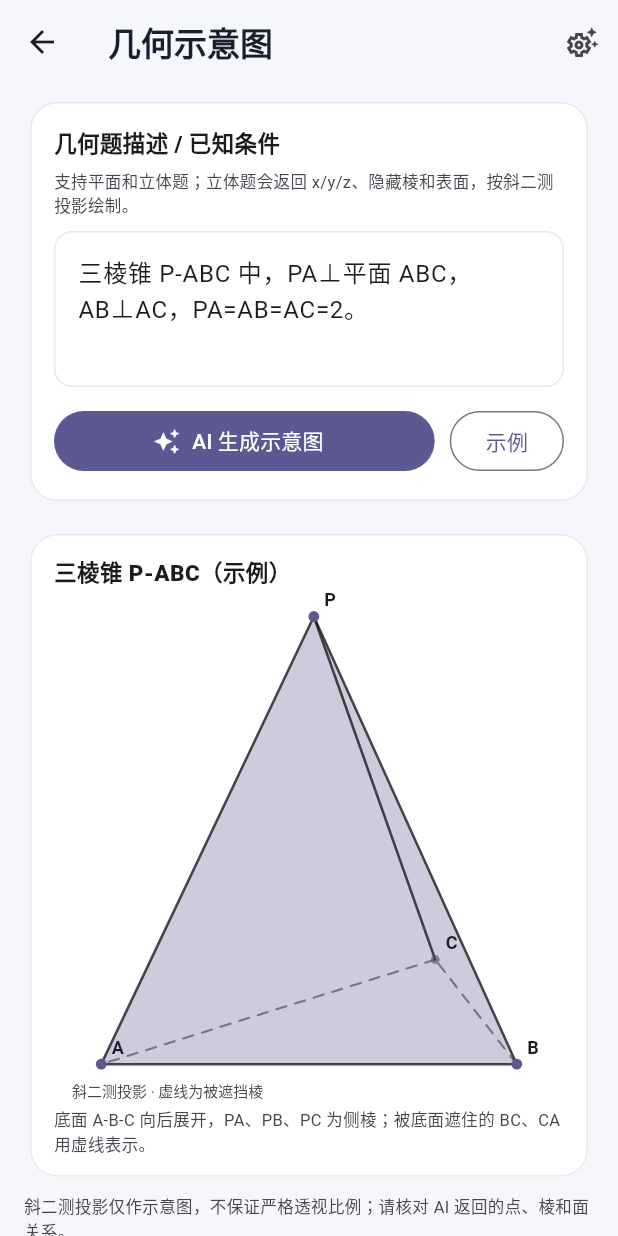
After one commit to wnsnnnmwlls/math_warehouse, a Flutter app: the GeometrySketchPage screen opened directly, after a tap on "AI 生成示意图", after a tap on "示例", on a phone screen of 412 x 824 dp. The commit adds this screen. Run offline on Flutter 3.47's test engine with Material 3 defaults, Android fonts, the phone set to English and light mode, and no system bars; our stand-ins replace file_picker, flutter_secure_storage, share_plus, shared_preferences; accounts and stored records are empty; network calls fail.

Commit message:
Add mobile 3D geometry sketch

```diff
--- a/mobile/lib/main.dart
+++ b/mobile/lib/main.dart
@@ -9,6 +9,7 @@ import 'package:shared_preferences/shared_preferences.dart';
 import 'ai/ai_settings_page.dart';
 import 'data/question_store.dart';
 import 'math/function_graph_page.dart';
+import 'math/geometry_sketch_page.dart';
 import 'models/question.dart';
 import 'paper/manual_paper_page.dart';
 import 'paper/paper_page.dart';
@@ -1399,6 +1400,16 @@ class SettingsPage extends StatelessWidget {
                 ),
                 const Divider(height: 1),
                 ListTile(
+                  leading: const Icon(Icons.category_outlined),
+                  title: const Text('几何示意图 / AI 3D'),
+                  subtitle: const Text('平面图与立体斜二测示意图'),
+                  trailing: const Icon(Icons.chevron_right),
+                  onTap: () => Navigator.of(context).push(
+                    MaterialPageRoute(builder: (_) => const GeometrySketchPage()),
+                  ),
+                ),
+                const Divider(height: 1),
+                ListTile(
                   leading: const Icon(Icons.auto_awesome_outlined),
                   title: const Text('AI 供应商配置'),
                   subtitle: const Text('API 地址、模型、密钥与连接测试'),
@@ -1425,7 +1436,7 @@ class SettingsPage extends StatelessWidget {
           const SizedBox(height: 16),
           Center(
             child: Text(
-              '数研组卷 Mobile · 0.7.0',
+              '数研组卷 Mobile · 0.8.0',
               style: TextStyle(fontSize: 11, color: Theme.of(context).colorScheme.outline),
             ),
           ),
--- /dev/null
+++ b/mobile/lib/math/geometry_sketch_page.dart
@@ -0,0 +1,492 @@
+import 'dart:convert';
+import 'dart:math' as math;
+
+import 'package:flutter/material.dart';
+
+import '../ai/ai_client.dart';
+import '../ai/ai_config.dart';
+import '../ai/ai_settings_page.dart';
+
+class GeometryPoint {
+  GeometryPoint({
+    required this.id,
+    required this.label,
+    required this.x,
+    required this.y,
+    required this.z,
+  });
+  final String id;
+  final String label;
+  final double x;
+  final double y;
+  final double z;
+}
+
+class GeometrySegment {
+  GeometrySegment({required this.a, required this.b, this.hidden = false});
+  final String a;
+  final String b;
+  final bool hidden;
+}
+
+class GeometryCircle {
+  GeometryCircle({required this.x, required this.y, required this.r});
+  final double x;
+  final double y;
+  final double r;
+}
+
+class GeometrySpec {
+  GeometrySpec({
+    required this.kind,
+    required this.title,
+    required this.note,
+    required this.points,
+    required this.segments,
+    required this.faces,
+    required this.circles,
+  });
+  final String kind;
+  final String title;
+  final String note;
+  final List<GeometryPoint> points;
+  final List<GeometrySegment> segments;
+  final List<List<String>> faces;
+  final List<GeometryCircle> circles;
+
+  bool get isSolid => kind == 'solid';
+
+  static GeometrySpec sampleTetrahedron() {
+    return GeometrySpec(
+      kind: 'solid',
+      title: '三棱锥 P-ABC（示例）',
+      note: '底面 A-B-C 向后展开，PA、PB、PC 为侧棱；被底面遮住的 BC、CA 用虚线表示。',
+      points: [
+        GeometryPoint(id: 'A', label: 'A', x: 0.18, y: 0.22, z: 0.18),
+        GeometryPoint(id: 'B', label: 'B', x: 0.80, y: 0.22, z: 0.18),
+        GeometryPoint(id: 'C', label: 'C', x: 0.42, y: 0.24, z: 0.86),
+        GeometryPoint(id: 'P', label: 'P', x: 0.52, y: 0.90, z: 0.12),
+      ],
+      segments: [
+        GeometrySegment(a: 'A', b: 'B'),
+        GeometrySegment(a: 'B', b: 'C', hidden: true),
+        GeometrySegment(a: 'C', b: 'A', hidden: true),
+        GeometrySegment(a: 'P', b: 'A'),
+        GeometrySegment(a: 'P', b: 'B'),
+        GeometrySegment(a: 'P', b: 'C'),
+      ],
+      faces: [
+        ['A', 'B', 'C'],
+        ['P', 'A', 'B'],
+        ['P', 'B', 'C'],
+        ['P', 'C', 'A'],
+      ],
+      circles: [],
+    );
+  }
+}
+
+class GeometrySketchPage extends StatefulWidget {
+  const GeometrySketchPage({super.key});
+
+  @override
+  State<GeometrySketchPage> createState() => _GeometrySketchPageState();
+}
+
+class _GeometrySketchPageState extends State<GeometrySketchPage> {
+  final _input = TextEditingController(
+    text: '三棱锥 P-ABC 中，PA⊥平面 ABC，AB⊥AC，PA=AB=AC=2。',
+  );
+  final _aiConfig = AiConfigStore();
+  GeometrySpec? _spec;
+  String? _error;
+  bool _busy = false;
+
+  @override
+  void dispose() {
+    _input.dispose();
+    super.dispose();
+  }
+
+  Future<void> _generate() async {
+    if (_busy) return;
+    if (_input.text.trim().isEmpty) {
+      setState(() => _error = '请先输入几何题描述');
+      return;
+    }
+    setState(() {
+      _busy = true;
+      _error = null;
+    });
+    try {
+      final config = await _aiConfig.load();
+      if (config.baseUrl.trim().isEmpty || config.model.trim().isEmpty) {
+        throw Exception('请先在 AI 供应商配置中填写 API 地址和模型');
+      }
+      final prompt = '''
+几何题描述：
+${_input.text.trim()}
+
+请生成一个便于板书画图的平面或立体几何示意图。只输出 JSON：
+{"kind":"solid","title":"三棱锥 P-ABC","points":[{"id":"A","label":"A","x":0.18,"y":0.28,"z":0.20}],"segments":[{"a":"A","b":"B","hidden":false}],"faces":[["A","B","C"]],"circles":[],"note":"关键辅助线说明"}
+所有 x/y/z 使用 0 到 1 归一化坐标：x 向右，y 向上，z 为深度（0 靠前，1 靠后）。立体题必须给每个点 z；被遮挡的棱把 hidden 设为 true；faces 用点 id 表示表面。点 id 必须与线段、faces 引用一致。平面题 kind 用 plane，z 可省略。不要输出 Markdown。
+''';
+      final reply = await askAi(
+        config: config,
+        systemPrompt: '你是一名数学教师，负责把几何题转成简洁的示意图数据。只输出 JSON。',
+        userPrompt: prompt,
+        maxTokens: 1800,
+        timeout: const Duration(seconds: 120),
+      );
+      if (!reply.ok) throw Exception(reply.error);
+      final spec = _parse(reply.text);
+      if (!mounted) return;
+      setState(() => _spec = spec);
+    } catch (error) {
+      if (mounted) setState(() => _error = '$error');
+    } finally {
+      if (mounted) setState(() => _busy = false);
+    }
+  }
+
+  GeometrySpec _parse(String text) {
+    var value = text.trim();
+    final first = value.indexOf('{');
+    final last = value.lastIndexOf('}');
+    if (first < 0 || last <= first) throw Exception('AI 返回内容不是 JSON');
+    final decoded = jsonDecode(value.substring(first, last + 1));
+    if (decoded is! Map<String, dynamic>) throw Exception('AI 返回的 JSON 格式不正确');
+    final points = <GeometryPoint>[];
+    for (final item in (decoded['points'] as List<dynamic>? ?? const [])) {
+      if (item is! Map) continue;
+      final id = (item['id'] ?? '').toString();
+      if (id.isEmpty) continue;
+      points.add(GeometryPoint(
+        id: id,
+        label: (item['label'] ?? id).toString(),
+        x: _number(item['x'], 0.5),
+        y: _number(item['y'], 0.5),
+        z: _number(item['z'], 0.5),
+      ));
+    }
+    if (points.isEmpty) throw Exception('AI 没有返回可绘制的几何点');
+    final segments = <GeometrySegment>[];
+    for (final item in (decoded['segments'] as List<dynamic>? ?? const [])) {
+      if (item is! Map) continue;
+      final a = (item['a'] ?? '').toString();
+      final b = (item['b'] ?? '').toString();
+      if (a.isEmpty || b.isEmpty) continue;
+      segments.add(GeometrySegment(a: a, b: b, hidden: item['hidden'] == true));
+    }
+    final faces = <List<String>>[];
+    for (final item in (decoded['faces'] as List<dynamic>? ?? const [])) {
+      if (item is! List) continue;
+      final face = item.map((e) => e.toString()).where((e) => e.isNotEmpty).toList();
+      if (face.length >= 3) faces.add(face);
+    }
+    final circles = <GeometryCircle>[];
+    for (final item in (decoded['circles'] as List<dynamic>? ?? const [])) {
+      if (item is! Map) continue;
+      circles.add(GeometryCircle(
+        x: _number(item['x'], 0.5),
+        y: _number(item['y'], 0.5),
+        r: _number(item['r'], 0.2),
+      ));
+    }
+    return GeometrySpec(
+      kind: (decoded['kind'] ?? 'plane').toString(),
+      title: (decoded['title'] ?? '几何示意图').toString(),
+      note: (decoded['note'] ?? '').toString(),
+      points: points,
+      segments: segments,
+      faces: faces,
+      circles: circles,
+    );
+  }
+
+  double _number(dynamic value, double fallback) {
+    if (value is num) return value.toDouble();
+    return double.tryParse('$value') ?? fallback;
+  }
+
+  @override
+  Widget build(BuildContext context) {
+    final scheme = Theme.of(context).colorScheme;
+    return Scaffold(
+      appBar: AppBar(
+        title: const Text('几何示意图'),
+        actions: [
+          IconButton(
+            tooltip: 'AI 供应商配置',
+            onPressed: () => Navigator.of(context).push(
+              MaterialPageRoute(builder: (_) => const AiSettingsPage()),
+            ),
+            icon: const Icon(Icons.settings_suggest_outlined),
+          ),
+        ],
+      ),
+      body: ListView(
+        padding: const EdgeInsets.fromLTRB(16, 8, 16, 30),
+        children: [
+          Card(
+            child: Padding(
+              padding: const EdgeInsets.all(16),
+              child: Column(
+                crossAxisAlignment: CrossAxisAlignment.start,
+                children: [
+                  const Text('几何题描述 / 已知条件', style: TextStyle(fontSize: 15, fontWeight: FontWeight.w800)),
+                  const SizedBox(height: 6),
+                  Text(
+                    '支持平面和立体题；立体题会返回 x/y/z、隐藏棱和表面，按斜二测投影绘制。',
+                    style: TextStyle(fontSize: 11, color: scheme.onSurfaceVariant, height: 1.4),
+                  ),
+                  const SizedBox(height: 10),
+                  TextField(
+                    controller: _input,
+                    minLines: 3,
+                    maxLines: 6,
+                    decoration: const InputDecoration(
+                      hintText: '例如：三棱锥 P-ABC 中，PA⊥平面 ABC，AB⊥AC，PA=AB=AC=2。',
+                    ),
+                  ),
+                  const SizedBox(height: 12),
+                  Row(
+                    children: [
+                      Expanded(
+                        child: FilledButton.icon(
+                          onPressed: _busy ? null : _generate,
+                          icon: _busy
+                              ? const SizedBox(width: 16, height: 16, child: CircularProgressIndicator(strokeWidth: 2))
+                              : const Icon(Icons.auto_awesome),
+                          label: Text(_busy ? 'AI 生成中…' : 'AI 生成示意图'),
+                        ),
+                      ),
+                      const SizedBox(width: 10),
+                      OutlinedButton(
+                        onPressed: _busy
+                            ? null
+                            : () => setState(() {
+                                  _spec = GeometrySpec.sampleTetrahedron();
+                                  _error = null;
+                                }),
+                        child: const Text('示例'),
+                      ),
+                    ],
+                  ),
+                ],
+              ),
+            ),
+          ),
+          if (_error != null) ...[
+            const SizedBox(height: 10),
+            Container(
+              padding: const EdgeInsets.all(12),
+              decoration: BoxDecoration(color: scheme.errorContainer, borderRadius: BorderRadius.circular(10)),
+              child: Text(
+                _error!,
+                style: TextStyle(fontSize: 12, color: scheme.onErrorContainer, height: 1.4),
+              ),
+            ),
+          ],
+          const SizedBox(height: 14),
+          Card(
+            clipBehavior: Clip.antiAlias,
+            child: Column(
+              children: [
+                Padding(
+                  padding: const EdgeInsets.fromLTRB(16, 14, 16, 0),
+                  child: Row(
+                    children: [
+                      Expanded(
+                        child: Text(
+                          _spec?.title ?? '示意图',
+                          style: const TextStyle(fontSize: 15, fontWeight: FontWeight.w800),
+                        ),
+                      ),
+                    ],
+                  ),
+                ),
+                AspectRatio(
+                  aspectRatio: 1.08,
+                  child: _spec == null
+                      ? Center(
+                          child: Text(
+                            '点击“AI 生成示意图”或“示例”',
+                            style: TextStyle(fontSize: 13, color: scheme.onSurfaceVariant),
+                          ),
+                        )
+                      : CustomPaint(
+                          painter: GeometrySketchPainter(
+                            spec: _spec!,
+                            lineColor: scheme.onSurface,
+                            faceColor: scheme.primary,
+                            textColor: scheme.onSurfaceVariant,
+                          ),
+                        ),
+                ),
+                if (_spec != null && _spec!.note.isNotEmpty)
+                  Padding(
+                    padding: const EdgeInsets.fromLTRB(16, 0, 16, 14),
+                    child: Text(
+                      _spec!.note,
+                      style: TextStyle(fontSize: 11, color: scheme.onSurfaceVariant, height: 1.45),
+                    ),
+                  ),
+              ],
+            ),
+          ),
+          const SizedBox(height: 8),
+          Text(
+            '斜二测投影仅作示意图，不保证严格透视比例；请核对 AI 返回的点、棱和面关系。',
+            style: TextStyle(fontSize: 11, color: scheme.onSurfaceVariant),
+          ),
+        ],
+      ),
+    );
+  }
+}
+
+class GeometrySketchPainter extends CustomPainter {
+  GeometrySketchPainter({
+    required this.spec,
+    required this.lineColor,
+    required this.faceColor,
+    required this.textColor,
+  });
+
+  final GeometrySpec spec;
+  final Color lineColor;
+  final Color faceColor;
+  final Color textColor;
+
+  @override
+  void paint(Canvas canvas, Size size) {
+    final view = Rect.fromLTWH(24, 18, size.width - 48, size.height - 46);
+    final points = <String, ({double x, double y, double z})>{};
+    for (final point in spec.points) {
+      points[point.id] = (x: point.x, y: point.y, z: point.z);
+    }
+    double minX = 1e9, maxX = -1e9, minY = 1e9, maxY = -1e9;
+    for (final point in spec.points) {
+      final depth = spec.isSolid ? point.z : 0.0;
+      final x = point.x + depth * 0.38;
+      final y = point.y + depth * 0.20;
+      minX = math.min(minX, x);
+      maxX = math.max(maxX, x);
+      minY = math.min(minY, y);
+      maxY = math.max(maxY, y);
+    }
+    final spanX = math.max(0.001, maxX - minX);
+    final spanY = math.max(0.001, maxY - minY);
+    final scale = math.min(view.width / spanX, view.height / spanY);
+    final offsetX = view.left + (view.width - spanX * scale) / 2;
+    final offsetY = view.top + (view.height - spanY * scale) / 2;
+    double sx(double x) => offsetX + (x - minX) * scale;
+    double sy(double y) => offsetY + (maxY - y) * scale;
+    Offset project(GeometryPoint point) {
+      final depth = spec.isSolid ? point.z : 0.0;
+      return Offset(sx(point.x + depth * 0.38), sy(point.y + depth * 0.20));
+    }
+
+    final screen = <String, Offset>{};
+    for (final point in spec.points) {
+      screen[point.id] = project(point);
+    }
+
+    // Faces, back to front.
+    final faces = <({List<Offset> points, double depth})>[];
+    for (final face in spec.faces) {
+      final ps = <Offset>[];
+      var depth = 0.0;
+      for (final id in face) {
+        final p = screen[id];
+        final raw = points[id];
+        if (p == null || raw == null) continue;
+        ps.add(p);
+        depth += raw.z;
+      }
+      if (ps.length >= 3) faces.add((points: ps, depth: depth / ps.length));
+    }
+    faces.sort((a, b) => b.depth.compareTo(a.depth));
+    for (final face in faces) {
+      final path = Path()..addPolygon(face.points, true);
+      final alpha = spec.isSolid ? (24 + (1 - face.depth.clamp(0, 1)) * 26).round() : 20;
+      canvas.drawPath(path, Paint()..color = faceColor.withValues(alpha: alpha / 255));
+    }
+
+    // Hidden edges dashed, then visible edges.
+    for (final segment in spec.segments) {
+      final a = screen[segment.a];
+      final b = screen[segment.b];
+      if (a == null || b == null) continue;
+      if (spec.isSolid && segment.hidden) {
+        _dashed(canvas, a, b, textColor.withValues(alpha: 0.65));
+      } else {
+        canvas.drawLine(a, b, Paint()
+          ..color = lineColor.withValues(alpha: 0.8)
+          ..strokeWidth = 1.7
+          ..strokeCap = StrokeCap.round);
+      }
+    }
+
+    for (final circle in spec.circles) {
+      final center = Offset(sx(circle.x), sy(circle.y));
+      canvas.drawCircle(
+        center,
+        circle.r * math.min(view.width, view.height),
+        Paint()
+          ..style = PaintingStyle.stroke
+          ..strokeWidth = 1.4
+          ..color = faceColor,
+      );
+    }
+
+    for (final point in spec.points) {
+      final p = screen[point.id];
+      if (p == null) continue;
+      final back = spec.isSolid && point.z > 0.6;
+      canvas.drawCircle(
+        p,
+        back ? 3 : 3.6,
+        Paint()..color = back ? textColor.withValues(alpha: 0.55) : faceColor,
+      );
+      final text = TextPainter(
+        text: TextSpan(
+          text: point.label.isEmpty ? point.id : point.label,
+          style: TextStyle(fontSize: 12, fontWeight: FontWeight.w700, color: lineColor),
+        ),
+        textDirection: TextDirection.ltr,
+      )..layout();
+      text.paint(canvas, p + const Offset(7, -18));
+    }
+
+    if (spec.isSolid) {
+      final note = TextPainter(
+        text: TextSpan(
+          text: '斜二测投影 · 虚线为被遮挡棱',
+          style: TextStyle(fontSize: 10, color: textColor),
+        ),
+        textDirection: TextDirection.ltr,
+      )..layout();
+      note.paint(canvas, Offset(view.left + 4, view.bottom + 10));
+    }
+  }
+
+  void _dashed(Canvas canvas, Offset a, Offset b, Color color) {
+    final delta = b - a;
+    final length = delta.distance;
+    if (length <= 0.1) return;
+    final direction = delta / length;
+    final paint = Paint()
+      ..color = color
+      ..strokeWidth = 1.4
+      ..strokeCap = StrokeCap.round;
+    for (double t = 0; t < length; t += 13) {
+      final end = math.min(length, t + 7);
+      canvas.drawLine(a + direction * t, a + direction * end, paint);
+    }
+  }
+
+  @override
+  bool shouldRepaint(covariant GeometrySketchPainter oldDelegate) => oldDelegate.spec != spec;
+}
--- a/mobile/lib/paper/paper_page.dart
+++ b/mobile/lib/paper/paper_page.dart
@@ -8,6 +8,7 @@ import '../ai/ai_config.dart';
 import '../ai/ai_settings_page.dart';
 import '../data/question_store.dart';
 import '../math/function_graph_page.dart';
+import '../math/geometry_sketch_page.dart';
 import '../models/question.dart';
 import 'manual_paper_page.dart';
 import 'paper_docx.dart';
@@ -63,6 +64,13 @@ class _PaperPageState extends State<PaperPage> {
               MaterialPageRoute(builder: (_) => const FunctionGraphPage()),
             ),
             icon: const Icon(Icons.functions),
+          ),
+          IconButton(
+            tooltip: '几何示意图',
+            onPressed: () => Navigator.of(context).push(
+              MaterialPageRoute(builder: (_) => const GeometrySketchPage()),
+            ),
+            icon: const Icon(Icons.category_outlined),
           ),
         ],
       ),
--- a/mobile/pubspec.yaml
+++ b/mobile/pubspec.yaml
@@ -16,7 +16,7 @@ publish_to: 'none' # Remove this line if you wish to publish to pub.dev
 # https://developer.apple.com/library/archive/documentation/General/Reference/InfoPlistKeyReference/Articles/CoreFoundationKeys.html
 # In Windows, build-name is used as the major, minor, and patch parts
 # of the product and file versions while build-number is used as the build suffix.
-version: 0.7.0+8
+version: 0.8.0+9
 
 environment:
   sdk: ^3.13.5
```
Also changed, not shown: 3 other files.
